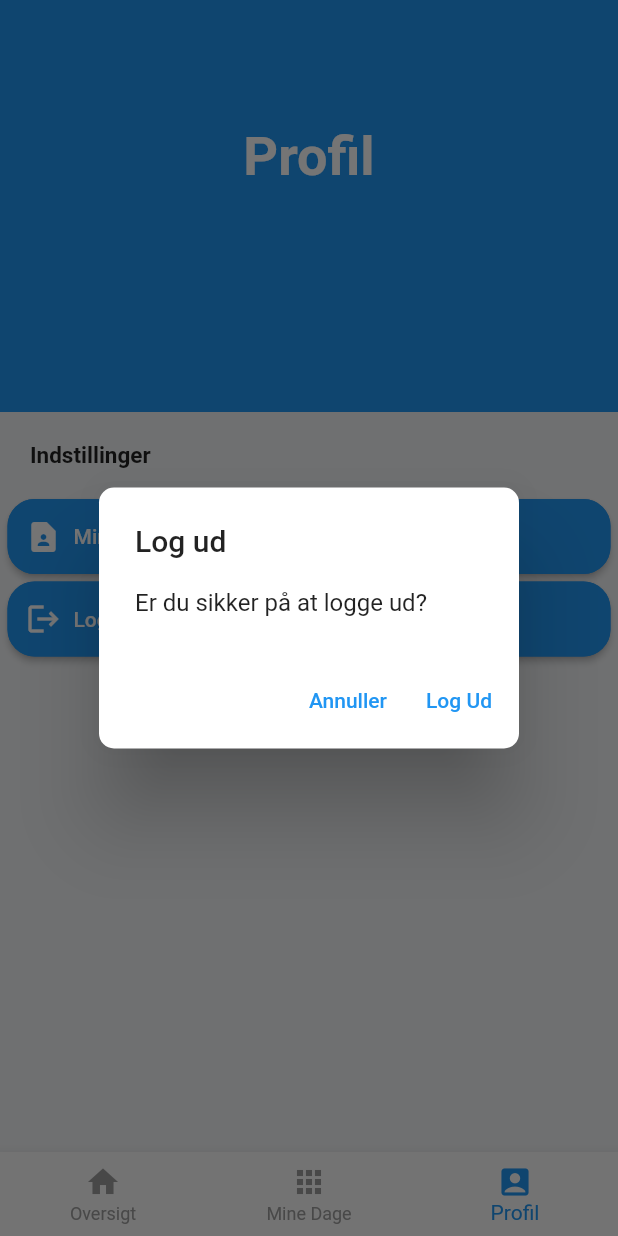
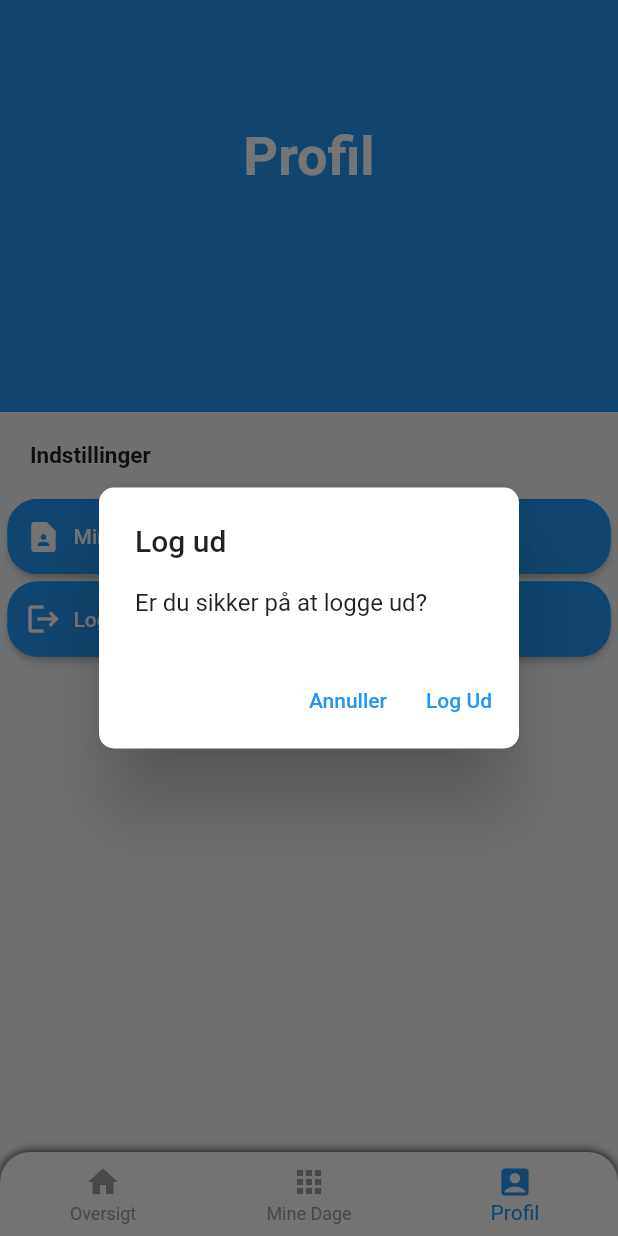
Before and after one commit to ammarOdin/odinvikar, a Flutter app: the Dashboard screen opened directly, item 3 of the bottom bar chosen, after a tap on "Log Ud", on a phone screen of 412 x 824 dp. Run offline on Flutter 3.47's test engine with Material 2 defaults, Android fonts, the phone set to English and light mode, and no system bars; our stand-ins replace cloud_firestore, cloud_functions, firebase_auth, firebase_core, shared_preferences, sliding_sheet and 3 more; missing offline and left inert: onboarding, syncfusion_localizations, week_of_year; accounts and stored records are empty.

Commit message:
Rounded nav bar

```diff
--- a/lib/main_screens/dashboard.dart
+++ b/lib/main_screens/dashboard.dart
@@ -52,7 +52,23 @@ class _HomescreenState extends State<Dashboard> {
           ],
         ),
       ),
-      bottomNavigationBar: BottomNavigationBar(
+      bottomNavigationBar: Container(
+        decoration: const BoxDecoration(
+          borderRadius: BorderRadius.only(
+              topRight: Radius.circular(20), topLeft: Radius.circular(20)),
+          boxShadow: <BoxShadow>[
+          BoxShadow(
+            color: Colors.black,
+            blurRadius: 5,
+          ),
+        ],
+        ),
+        child: ClipRRect(
+          borderRadius: const BorderRadius.only(
+            topLeft: Radius.circular(20.0),
+            topRight: Radius.circular(20.0),
+          ),
+          child: BottomNavigationBar(
             currentIndex: _currentIndex,
             selectedItemColor: Colors.blue,
             unselectedItemColor: Colors.grey,
@@ -75,6 +91,8 @@ class _HomescreenState extends State<Dashboard> {
               ),
             ],
           ),
+        ),
+      ),
     );
   }
 }
--- a/lib/main_screens/login.dart
+++ b/lib/main_screens/login.dart
@@ -114,7 +114,7 @@ class _LoginState extends State<LoginScreen> {
                       }
                     }}, icon: const Icon(Icons.login), label: const Align(alignment: Alignment.centerLeft, child: Text("Log ind")), style: ButtonStyle(shape: MaterialStateProperty.all(
                       RoundedRectangleBorder(
-                          borderRadius: BorderRadius.circular(18.0),
+                          borderRadius: BorderRadius.circular(20.0),
                           side: const BorderSide(color: Colors.blue)
                       )
                   )),),),
--- a/lib/main_screens/own_days.dart
+++ b/lib/main_screens/own_days.dart
@@ -147,7 +147,7 @@ class _State extends State<OwnDaysScreen> {
                   });
                   }, icon: const Icon(Icons.add_circle), label: const Align(alignment: Alignment.centerLeft, child: Text("Tilføj Dag")), style: ButtonStyle(shape: MaterialStateProperty.all(
                     RoundedRectangleBorder(
-                        borderRadius: BorderRadius.circular(18.0),
+                        borderRadius: BorderRadius.circular(20.0),
                         side: const BorderSide(color: Colors.blue)
                     )
                 )),),
@@ -158,7 +158,7 @@ class _State extends State<OwnDaysScreen> {
                 child: ElevatedButton.icon(onPressed: showJobInfo, icon: const Icon(Icons.edit), label: const Align(alignment: Alignment.centerLeft, child: Text("Rediger Vagter")),
                   style: ButtonStyle(shape: MaterialStateProperty.all(
                     RoundedRectangleBorder(
-                        borderRadius: BorderRadius.circular(18.0),
+                        borderRadius: BorderRadius.circular(20.0),
                         side: const BorderSide(color: Colors.blue)
                     )
                 )), ),),
--- a/lib/main_screens/settings_screen.dart
+++ b/lib/main_screens/settings_screen.dart
@@ -187,7 +187,7 @@ class _State extends State<SettingsScreen> {
           margin: const EdgeInsets.only(bottom: 5, left: 5, right: 5),
           child: ElevatedButton.icon(onPressed: () {showContactInfo();}, icon: const Icon(Icons.contact_page, color: Colors.white), label: const Align(alignment: Alignment.centerLeft, child: Text("Mine Oplysninger", style: TextStyle(color: Colors.white),)), style: ButtonStyle(shape: MaterialStateProperty.all(
               RoundedRectangleBorder(
-                  borderRadius: BorderRadius.circular(18.0),
+                  borderRadius: BorderRadius.circular(20.0),
                   side: const BorderSide(color: Colors.blue)
               )
           )),),),
@@ -198,7 +198,7 @@ class _State extends State<SettingsScreen> {
           margin: const EdgeInsets.only(bottom: 5, left: 5, right: 5),
           child: ElevatedButton.icon(onPressed: () {showDialog(context: context, builder: (BuildContext context){return AlertDialog(title: const Text("Log ud"), shape: RoundedRectangleBorder(borderRadius: BorderRadius.circular(10)), content: const Text("Er du sikker på at logge ud?"), actions: [TextButton(onPressed: () {Navigator.pop(context);}, child: const Text("Annuller")) ,TextButton(onPressed: () async {Navigator.pop(context); await FirebaseAuth.instance.signOut(); _showSnackBar(context, "Logget Ud", Colors.grey); Future.delayed(const Duration(seconds: 2)); Navigator.of(context).pushReplacement(MaterialPageRoute(builder: (context) => const LoginScreen()));}, child: const Text("Log Ud"))],);});}, icon: const Icon(Icons.logout, color: Colors.white,), label: const Align(alignment: Alignment.centerLeft, child: Text("Log Ud", style: TextStyle(color: Colors.white),)),style: ButtonStyle(shape: MaterialStateProperty.all(
               RoundedRectangleBorder(
-                  borderRadius: BorderRadius.circular(18.0),
+                  borderRadius: BorderRadius.circular(20.0),
                   side: const BorderSide(color: Colors.blue)
               )
           )),),),
```
Lines whose indentation alone changed are shown as unchanged.
